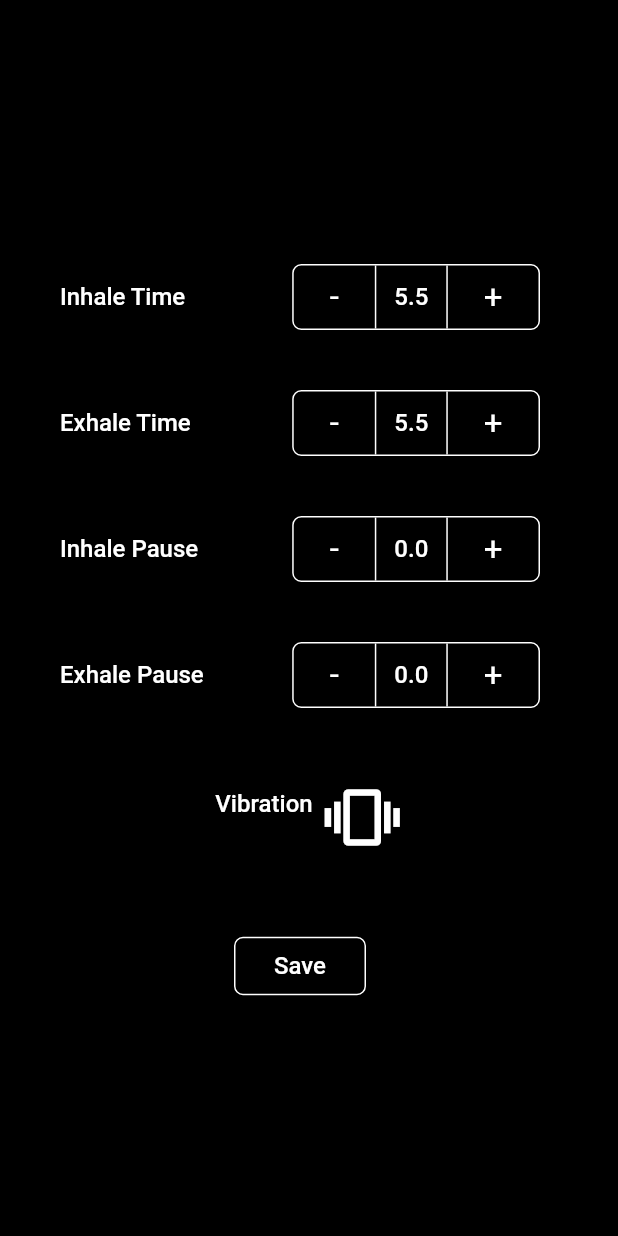
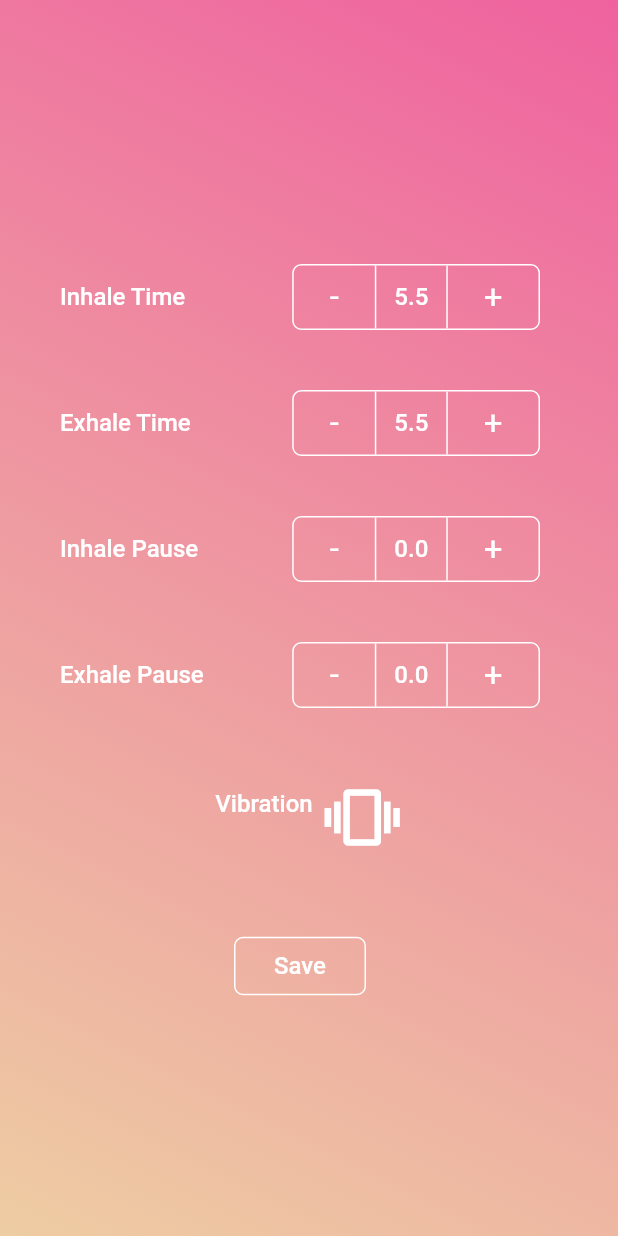
Before and after one commit to brimac1634/breath, a Flutter app: the screen it shows after launch, after a tap on the "settings" icon, on a phone screen of 412 x 824 dp. Run offline on Flutter 3.47's test engine with Material 2 defaults, Android fonts, the phone set to English and light mode, and no system bars; our stand-ins replace vibration; Roboto replaces fonts that are missing (Rubik).

Commit message:
adjusted quantity of particles and colors

```diff
--- a/lib/screens/breathe_screen.dart
+++ b/lib/screens/breathe_screen.dart
@@ -70,10 +70,6 @@ class _BreatheScreenState extends State<BreatheScreen>
   }
 
   void toggleBreath() {
-    print(_getVibrationPattern(
-        incrementMultiple: 1.7,
-        milliseconds: _pattern.inhale * 1000,
-        vibrationDuration: 100));
     if (_hasVibrator && _vibrationEnabled && _vibrationPattern != null) {
       if (!_isBreathing) {
         _breathTimer = Timer(
@@ -146,11 +142,15 @@ class _BreatheScreenState extends State<BreatheScreen>
 
   @override
   Widget build(BuildContext context) {
-    // final _screenWidth = MediaQuery.of(context).size.width;
-    // final _screenHeight = MediaQuery.of(context).size.height;
-
     return Scaffold(
-      body: Stack(children: [
+      body: Container(
+        decoration: BoxDecoration(
+          gradient: LinearGradient(
+              begin: Alignment.bottomLeft,
+              end: Alignment.topRight,
+              colors: [Color(0xFFeecda3), Color(0xFFef629f)]),
+        ),
+        child: Stack(children: [
           Transform.scale(
             scale: _scale.value,
             child: AnimatedOpacity(
@@ -165,19 +165,19 @@ class _BreatheScreenState extends State<BreatheScreen>
                     Particles(
                       pattern: _pattern,
                       isBreathing: _isBreathing,
-                    quantity: 30,
+                      quantity: 40,
                       diameter: 6.0,
                     ),
                     Particles(
                       pattern: _pattern,
                       isBreathing: _isBreathing,
-                    quantity: 25,
+                      quantity: 40,
                       diameter: 8.0,
                     ),
                     Particles(
                       pattern: _pattern,
                       isBreathing: _isBreathing,
-                    quantity: 15,
+                      quantity: 20,
                       diameter: 10.0,
                     ),
                   ],
@@ -228,6 +228,7 @@ class _BreatheScreenState extends State<BreatheScreen>
             ),
           )
         ]),
+      ),
       backgroundColor: Theme.of(context).backgroundColor,
     );
   }
--- a/lib/widgets/particle.dart
+++ b/lib/widgets/particle.dart
@@ -17,7 +17,7 @@ class Particle extends StatefulWidget {
 
 class _ParticleState extends State<Particle>
     with SingleTickerProviderStateMixin {
-  static const _colors = [Colors.red, Colors.white, Colors.blue];
+  static const _colors = [Colors.white, Colors.white, Colors.white];
   final _start = Random().nextDouble().round().toDouble();
   final _color = _colors[Random().nextInt(_colors.length)];
   double _offsetX;
```
Lines whose indentation alone changed are shown as unchanged.
